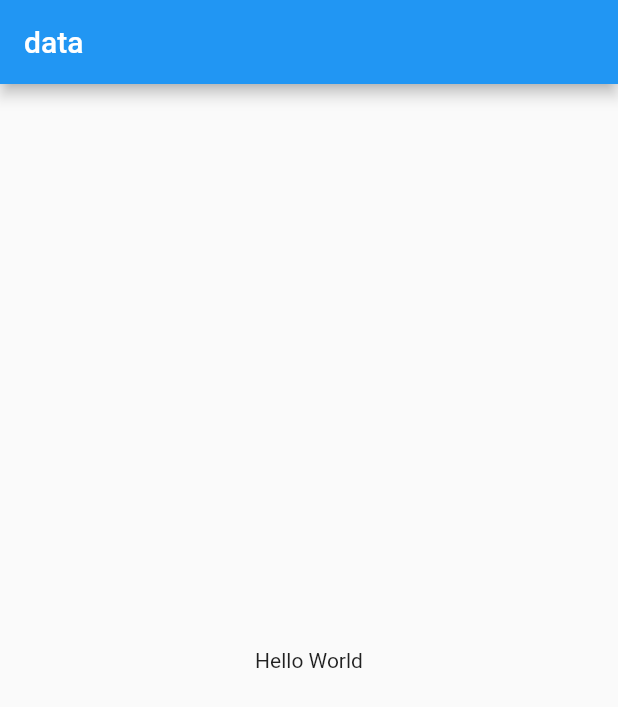
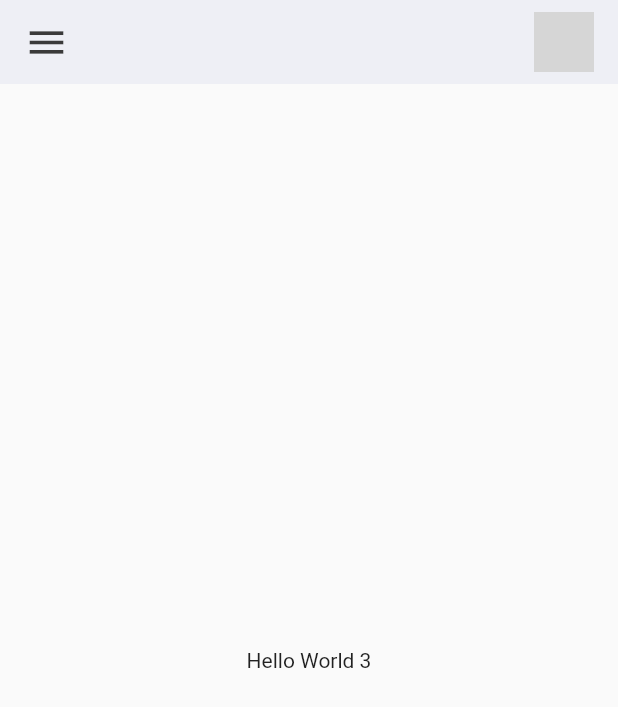
Before and after one commit to mervinkogei/todo_pioneer_task1, a Flutter app: the screen it shows after launch, on a phone screen of 412 x 824 dp. Shown: the top 707 px of the screen. Run offline on Flutter 3.47's test engine with Material 2 defaults, Android fonts, the phone set to English and light mode, and no system bars; our stand-ins replace google_fonts; grey boxes are pictures that could not be loaded.

Commit message:
Added home appbar

```diff
--- a/lib/Screens/home.dart
+++ b/lib/Screens/home.dart
@@ -1,6 +1,7 @@
 import 'package:flutter/material.dart';
 import 'package:flutter/src/widgets/container.dart';
 import 'package:flutter/src/widgets/framework.dart';
+import 'package:todo_pioneer_task1/Utils/colors.dart';
 
 class Home extends StatefulWidget {
   const Home({super.key});
@@ -13,12 +14,31 @@ class _HomeState extends State<Home> {
   @override
   Widget build(BuildContext context) {
     return Scaffold(
-      appBar: AppBar(
-        title: Text("data"),
-      ),
+      appBar: _appBar(),
       body: Center(
-        child: Text("Hello World"),
+        child: Text("Hello World 3"),
       ),
     );
   }
 }
+
+AppBar _appBar(){
+  return AppBar(
+        backgroundColor: backgroundColor,
+        elevation: 0,
+        title: Row(
+          mainAxisAlignment: MainAxisAlignment.spaceBetween,
+          children: [
+            Icon(Icons.menu, color: blackColor,size: 30,),
+            Container(
+              height: 40,
+              width: 40,
+              child: ClipRRect(
+                borderRadius: BorderRadius.circular(20),
+                child: Image.asset('images/logo.png'),
+              ),
+            )
+          ],
+        ),
+      );
+}
--- a/lib/main.dart
+++ b/lib/main.dart
@@ -1,4 +1,5 @@
 import 'package:flutter/material.dart';
+import 'package:flutter/services.dart';
 import 'package:todo_pioneer_task1/Screens/home.dart';
 import 'package:todo_pioneer_task1/Utils/colors.dart';
 import 'package:todo_pioneer_task1/Utils/themeStyling.dart';
@@ -11,6 +12,7 @@ class MyApp extends StatelessWidget {
   const MyApp({super.key});
   @override
   Widget build(BuildContext context) {
+    SystemChrome.setSystemUIOverlayStyle(SystemUiOverlayStyle(statusBarColor: Colors.transparent));
     return MaterialApp(
       title: 'Flutter Demo',
       debugShowCheckedModeBanner: false,
@@ -32,7 +34,7 @@ class MyHomePage extends StatefulWidget {
 class _MyHomePageState extends State<MyHomePage> {
  @override
   void initState() {
-    Future.delayed(Duration(milliseconds: 2000), () {
+    Future.delayed(Duration(milliseconds: 3000), () {
       Navigator.pushReplacement(context, (MaterialPageRoute(builder: (context)=> Home())));
     });
     super.initState();
@@ -61,10 +63,10 @@ class _MyHomePageState extends State<MyHomePage> {
                       color: blueColor,
                     ),
                   ),
-                  TextSpan(
-                    text: "Search",
+                  // TextSpan(
+                  //   text: "Search",
                     // style: AppTheme.logoStyle,
-                  ),
+                  // ),
                 ],
               ),
             ),
```
Also changed, not shown: 1 other file.
